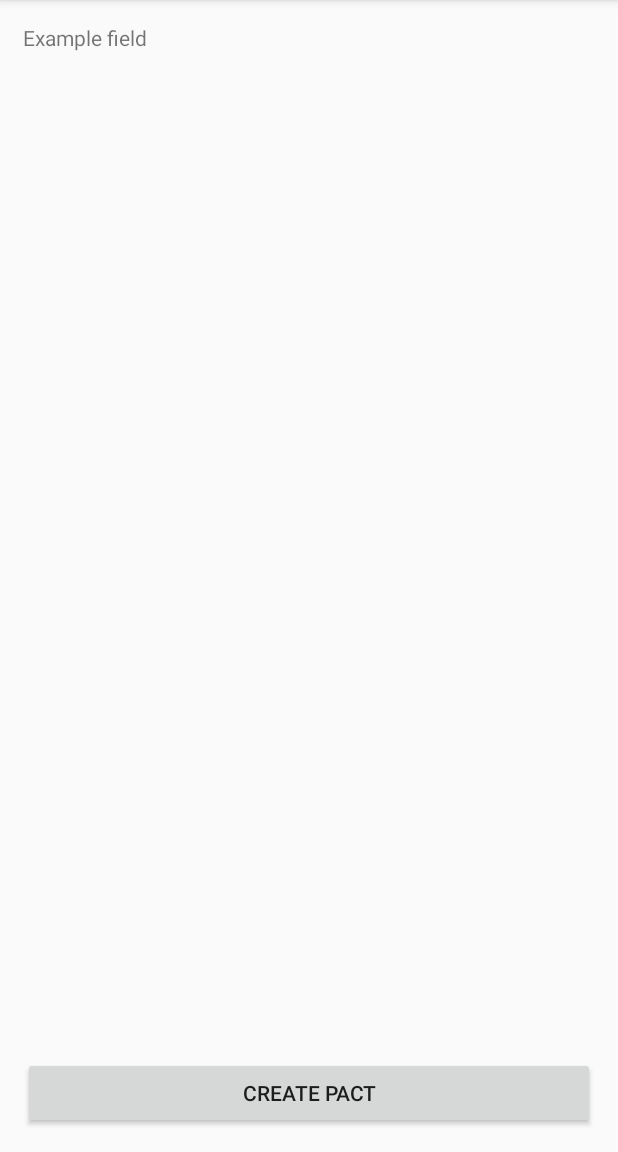
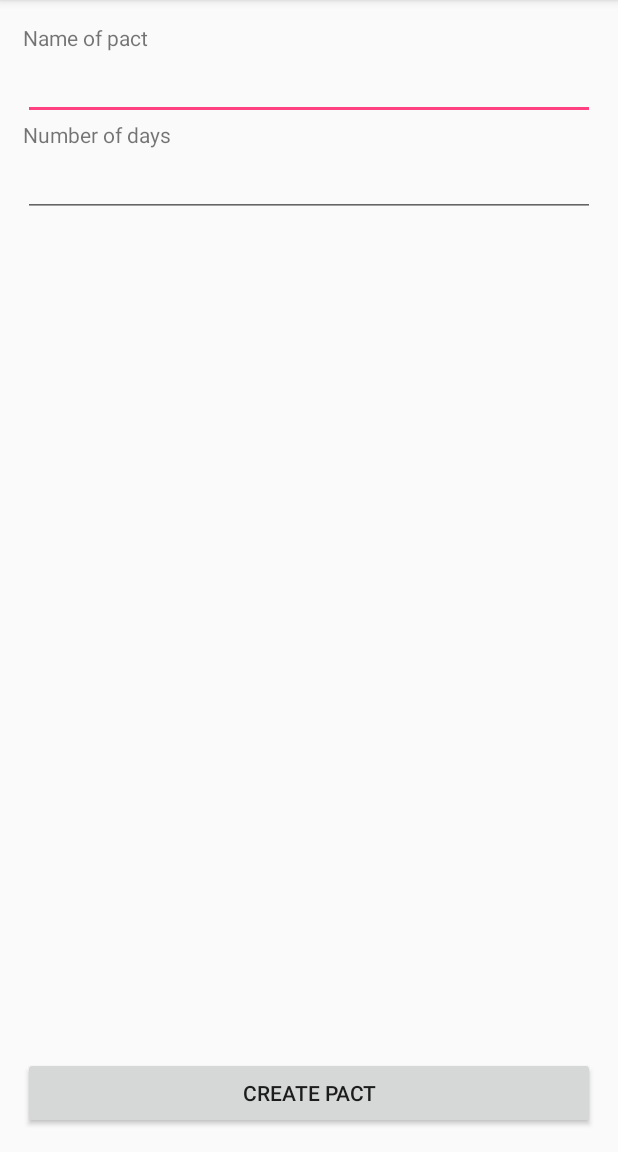
Before and after one commit to Zayd-Waves/Ultimatum, an Android app: the NewPactActivity screen opened directly, with no data from a screen before it, on a phone screen of 412 x 824 dp, the part 84-1236 px from its top. Run offline under Robolectric (Android 15) with nearby library versions, the phone set to English and light mode, and no system bars.

Commit message:
finish pact recyclerview

```diff
--- a/Ultimatum/app/src/main/AndroidManifest.xml
+++ b/Ultimatum/app/src/main/AndroidManifest.xml
@@ -18,7 +18,9 @@
                 <category android:name="android.intent.category.LAUNCHER" />
             </intent-filter>
         </activity>
-        <activity android:name=".NewPactActivity"></activity>
+        <activity android:name=".NewPactActivity" />
+        <activity android:name=".PactActivity" />
+        <activity android:name=".PactDetailsActivity"></activity>
     </application>
 
 </manifest>
--- a/Ultimatum/app/src/main/java/com/electricpanda/ultimatum/DashboardActivity.java
+++ b/Ultimatum/app/src/main/java/com/electricpanda/ultimatum/DashboardActivity.java
@@ -4,7 +4,6 @@ import android.content.Context;
 import android.content.Intent;
 import android.support.v7.app.AppCompatActivity;
 import android.os.Bundle;
-import android.support.v7.widget.ContentFrameLayout;
 import android.support.v7.widget.LinearLayoutManager;
 import android.support.v7.widget.RecyclerView;
 import android.view.View;
@@ -15,6 +14,7 @@ import android.widget.Toast;
 
 import com.electricpanda.ultimatum.adapters.PactRecyclerViewAdapter;
 import com.electricpanda.ultimatum.entities.Pact;
+import com.electricpanda.ultimatum.interfaces.PactListInteractionListener;
 import com.electricpanda.ultimatum.misc.AppConstants;
 import com.electricpanda.ultimatum.misc.PreferencesManager;
 
--- a/Ultimatum/app/src/main/java/com/electricpanda/ultimatum/NewPactActivity.java
+++ b/Ultimatum/app/src/main/java/com/electricpanda/ultimatum/NewPactActivity.java
@@ -5,6 +5,7 @@ import android.support.v7.app.AppCompatActivity;
 import android.os.Bundle;
 import android.view.View;
 import android.widget.Button;
+import android.widget.EditText;
 
 import com.electricpanda.ultimatum.entities.Pact;
 import com.electricpanda.ultimatum.misc.PreferencesManager;
@@ -16,6 +17,8 @@ public class NewPactActivity extends AppCompatActivity {
 
     private Button createPactButton;
     private Context mContext;
+
+    private EditText nameEditText, numberEditText;
 
     @Override
     protected void onCreate(Bundle savedInstanceState) {
@@ -30,15 +33,16 @@ public class NewPactActivity extends AppCompatActivity {
                 createPact();
             }
         });
+
+        nameEditText = (EditText) findViewById(R.id.nameEditText);
+        numberEditText = (EditText) findViewById(R.id.numberEditText);
     }
 
     private void createPact() {
         /* Pact creation logic here. */
-        Pact pact1 = new Pact("Temp", 7);
-        Pact pact2 = new Pact("Temp", 7);
+        Pact newPact = new Pact(nameEditText.getText().toString(), Integer.parseInt(numberEditText.getText().toString()));
         ArrayList<Pact> pactList = PreferencesManager.loadPacts(mContext);
-        pactList.add(pact1);
-        pactList.add(pact2);
+        pactList.add(newPact);
         PreferencesManager.savePacts(mContext, pactList);
 
         finish();
--- a/Ultimatum/app/src/main/java/com/electricpanda/ultimatum/adapters/PactRecyclerViewAdapter.java
+++ b/Ultimatum/app/src/main/java/com/electricpanda/ultimatum/adapters/PactRecyclerViewAdapter.java
@@ -5,14 +5,11 @@ import android.support.v7.widget.RecyclerView;
 import android.view.LayoutInflater;
 import android.view.View;
 import android.view.ViewGroup;
-import android.widget.ImageView;
 import android.widget.TextView;
 
-import com.electricpanda.ultimatum.PactListInteractionListener;
+import com.electricpanda.ultimatum.interfaces.PactListInteractionListener;
 import com.electricpanda.ultimatum.R;
 import com.electricpanda.ultimatum.entities.Pact;
-
-import org.w3c.dom.Text;
 
 import java.util.List;
 
--- a/Ultimatum/app/src/main/java/com/electricpanda/ultimatum/PactListInteractionListener.java
+++ b/Ultimatum/app/src/main/java/com/electricpanda/ultimatum/interfaces/PactListInteractionListener.java
@@ -1,4 +1,4 @@
-package com.electricpanda.ultimatum;
+package com.electricpanda.ultimatum.interfaces;
 
 /**
  * Created by Zayd on 10/15/16.
--- a/Ultimatum/app/src/main/res/layout/activity_new_pact.xml
+++ b/Ultimatum/app/src/main/res/layout/activity_new_pact.xml
@@ -21,15 +21,43 @@
                 android:layout_height="match_parent"
                 android:orientation="vertical">
 
-                <TextView
+                <LinearLayout
                     android:layout_width="match_parent"
                     android:layout_height="wrap_content"
-                    android:id="@+id/example"
-                    android:text="Example field"
+                    android:orientation="vertical"
                     android:layout_weight="1"
                     android:layout_marginLeft="15dp"
                     android:layout_marginRight="15dp"
-                    android:layout_marginTop="15dp" />
+                    android:layout_marginTop="15dp" >
+
+                    <TextView
+                        android:layout_width="match_parent"
+                        android:layout_height="wrap_content"
+                        android:id="@+id/example"
+                        android:text="Name of pact"/>
+
+                    <EditText
+                        android:layout_width="match_parent"
+                        android:layout_height="wrap_content"
+                        android:inputType="textPersonName"
+                        android:ems="10"
+                        android:id="@+id/nameEditText" />
+
+                    <TextView
+                        android:text="Number of days"
+                        android:layout_width="match_parent"
+                        android:layout_height="wrap_content"
+                        android:id="@+id/textView" />
+
+                    <EditText
+                        android:layout_width="match_parent"
+                        android:layout_height="wrap_content"
+                        android:inputType="number"
+                        android:ems="10"
+                        android:id="@+id/numberEditText" />
+
+                </LinearLayout>
+
 
                 <Button
                     android:text="Create Pact"
```
Also changed, not shown: Ultimatum/app/src/main/java/com/electricpanda/ultimatum/PactActivity.java (added, +13 -0 lines), Ultimatum/app/src/main/java/com/electricpanda/ultimatum/PactDetailsActivity.java (added, +13 -0 lines), Ultimatum/app/src/main/res/layout/activity_pact.xml (added, +23 -0 lines), Ultimatum/app/src/main/res/layout/activity_pact_details.xml (added, +13 -0 lines).
